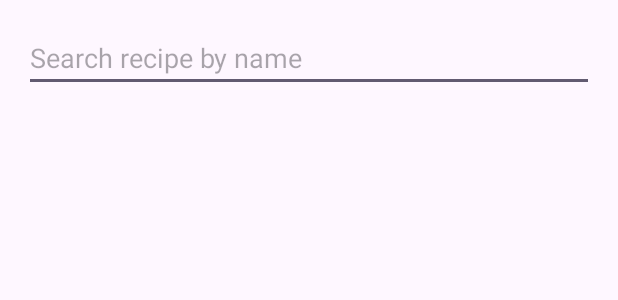
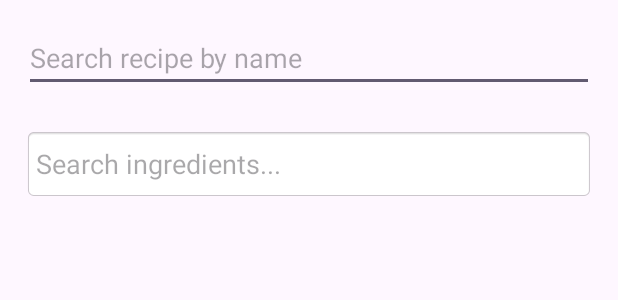
Before and after one commit to dazzlus/PracticeProjectApp, an Android app: the layout activity_main.xml on its own in the app's theme, with its tools: preview values and no code run, on a phone screen of 412 x 824 dp. Shown: the top 300 px of the screen. Run offline under Robolectric (Android 15) with nearby library versions, the phone set to English and light mode, and no system bars.

Commit message:
Added filter search, has bugs, need fix

```diff
--- a/app/src/main/java/com/example/myapp/RecipeFilter.kt
+++ b/app/src/main/java/com/example/myapp/RecipeFilter.kt
@@ -24,6 +24,10 @@ class RecipeFilter {
     //Чистит пробелы и пустые места в тексте
     fun setSearchText(text: String) {
         searchText = text.trim()
+    }
+
+    fun resetIngredient(ingredient: String) {
+        ingredientFilter.remove(ingredient)
     }
 
     fun getSelectedIngredients(): Map<String, FilterState> {
--- a/app/src/main/res/layout/activity_main.xml
+++ b/app/src/main/res/layout/activity_main.xml
@@ -37,6 +37,25 @@
         app:selectionRequired="false"
         app:checkedChip="@id/none"/>
 
+    <!-- Search bar to find ingredients -->
+    <EditText
+        android:id="@+id/etFilterSearch"
+        android:layout_width="match_parent"
+        android:layout_height="48dp"
+        android:layout_marginTop="8dp"
+        android:hint="Search ingredients..."
+        android:padding="8dp"
+        android:drawablePadding="8dp"
+        android:background="@android:drawable/editbox_background" />
+
+    <!-- RecyclerView to show search results -->
+    <androidx.recyclerview.widget.RecyclerView
+        android:id="@+id/rvFilterResults"
+        android:layout_width="match_parent"
+        android:layout_height="wrap_content"
+        android:layout_marginTop="4dp"
+        android:visibility="gone" />
+
     <androidx.recyclerview.widget.RecyclerView
         android:id="@+id/rvRecipes"
         android:layout_width="match_parent"
```
Also changed, not shown: app/src/main/java/com/example/myapp/FilterSuggestionAdapter.kt (added, +42 -0 lines), app/src/main/java/com/example/myapp/MainActivity.kt (+63 -1 lines), app/src/main/res/layout/item_filter.xml (added, +8 -0 lines).
